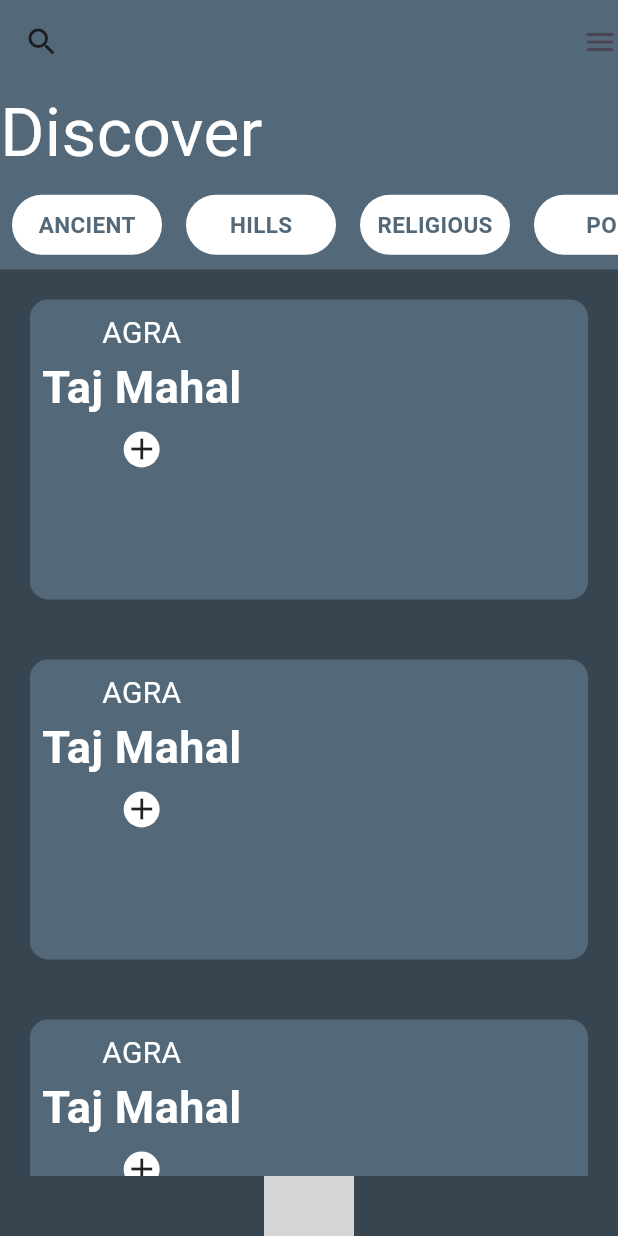
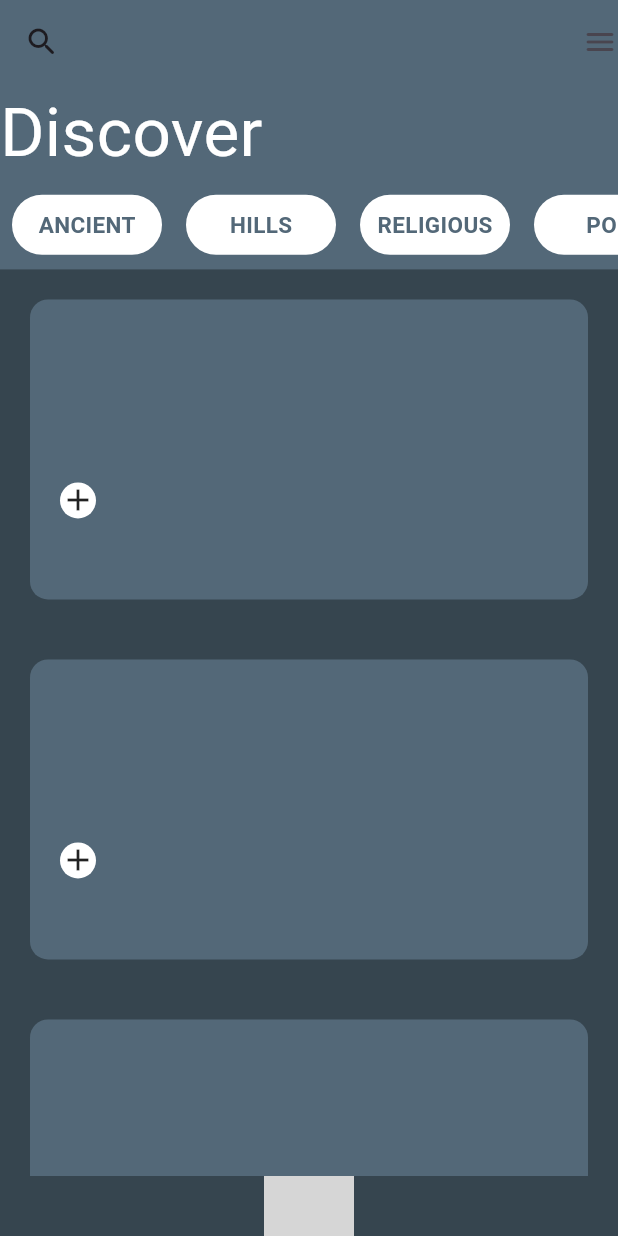
Before and after one commit to emekss/Explore_App_UI, a Flutter app: the screen it shows after launch, on a phone screen of 412 x 824 dp. Run offline on Flutter 3.47's test engine with Material 3 defaults, Android fonts, the phone set to English and light mode, and no system bars; grey boxes are pictures that could not be loaded.

Commit message:
home screen updated

```diff
--- a/lib/components/list.dart
+++ b/lib/components/list.dart
@@ -5,9 +5,17 @@ final List header = [
   'POP',
 ];
 
-final List travelCardItem = [
-  '',
-  'HILLS',
-  'RELIGIOUS',
-  'POP',
+final List<Map<String, dynamic>> travelCardItem = [
+  {
+    'country': 'AGRA',
+    'title': 'Taj Mahal',
+  },
+  {
+    'country': 'DELHI',
+    'title': 'Red Fort',
+  },
+  {
+    'country': 'AURANGABAD',
+    'title': 'Ajanta',
+  },
 ];
--- a/lib/components/travel_card.dart
+++ b/lib/components/travel_card.dart
@@ -2,7 +2,9 @@ import 'package:flutter/material.dart';
 import 'package:flutter_application_1/components/add_button.dart';
 
 class TravelCard extends StatelessWidget {
-  const TravelCard({super.key});
+  final String country;
+  final String title;
+  const TravelCard({super.key, required this.country, required this.title});
 
   @override
   Widget build(BuildContext context) {
@@ -16,26 +18,29 @@ class TravelCard extends StatelessWidget {
         height: 200,
         width: 250,
         child: Padding(
-          padding: const EdgeInsets.all(8.0),
+          padding: const EdgeInsets.all(20.0),
           child: Row(
             children: [
-              const Column(
+              Column(
+                crossAxisAlignment: CrossAxisAlignment.start,
                 children: [
                   Text(
-                    'AGRA',
-                    style: TextStyle(
+                    country,
+                    style: const TextStyle(
                       color: Colors.white,
-                      fontSize: 20,
+                      fontSize: 15,
                     ),
                   ),
+                  const SizedBox(height: 10),
                   Text(
-                    'Taj Mahal',
-                    style: TextStyle(
+                    title,
+                    style: const TextStyle(
                         fontSize: 30,
                         fontWeight: FontWeight.bold,
                         color: Colors.white),
                   ),
-                  AddButton(),
+                  const SizedBox(height: 20),
+                  const AddButton(),
                 ],
               ),
             ],
--- a/lib/home_screen.dart
+++ b/lib/home_screen.dart
@@ -54,11 +54,14 @@ class HomeScreen extends StatelessWidget {
                 scrollDirection: Axis.vertical,
                 itemCount: 3,
                 itemBuilder: (context, index) {
-                  return const TravelCard();
+                  return const TravelCard(
+                    country: '',
+                    title: '',
+                  );
                 }),
           ),
           Image.asset(
-            'assets/images/taj.jpg',
+            'assets/images/redfort.jpg',
             height: 40,
             width: 60,
           )
```
Also changed, not shown: assets/images/08tajmahal5.jpg (deleted), assets/images/gwagon8.jpeg (deleted), assets/images/taj.jpg (deleted), assets/redfort.jpg (added), 11 other files.
